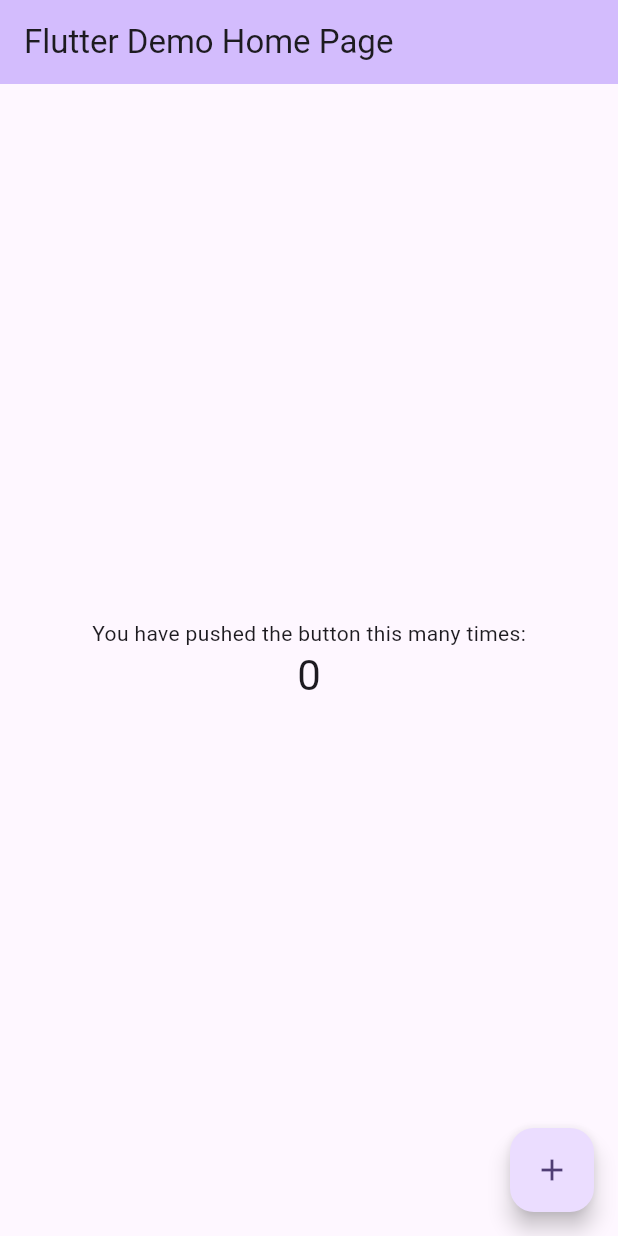
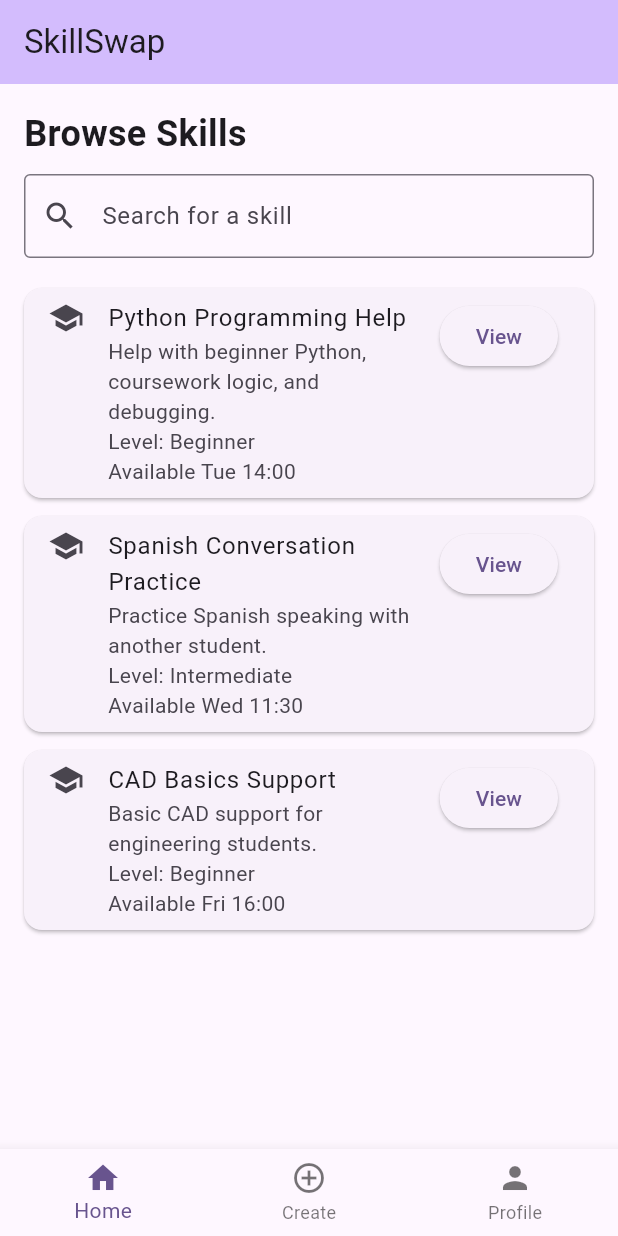
Before and after one commit to ririshar/SkillSwap, a Flutter app: the screen it shows after launch, on a phone screen of 412 x 824 dp. Run offline on Flutter 3.47's test engine with Material 3 defaults, Android fonts, the phone set to English and light mode, and no system bars.

Commit message:
Update main.dart

```diff
--- a/frontend/skill_swap_app/lib/main.dart
+++ b/frontend/skill_swap_app/lib/main.dart
@@ -7,45 +7,22 @@ void main() {
 class MyApp extends StatelessWidget {
   const MyApp({super.key});
 
-  // This widget is the root of your application.
   @override
   Widget build(BuildContext context) {
     return MaterialApp(
-      title: 'Flutter Demo',
+      debugShowCheckedModeBanner: false,
+      title: 'SkillSwap',
       theme: ThemeData(
-        // This is the theme of your application.
-        //
-        // TRY THIS: Try running your application with "flutter run". You'll see
-        // the application has a purple toolbar. Then, without quitting the app,
-        // try changing the seedColor in the colorScheme below to Colors.green
-        // and then invoke "hot reload" (save your changes or press the "hot
-        // reload" button in a Flutter-supported IDE, or press "r" if you used
-        // the command line to start the app).
-        //
-        // Notice that the counter didn't reset back to zero; the application
-        // state is not lost during the reload. To reset the state, use hot
-        // restart instead.
-        //
-        // This works for code too, not just values: Most code changes can be
-        // tested with just a hot reload.
         colorScheme: ColorScheme.fromSeed(seedColor: Colors.deepPurple),
+        useMaterial3: true,
       ),
-      home: const MyHomePage(title: 'Flutter Demo Home Page'),
+      home: const MyHomePage(title: 'SkillSwap'),
     );
   }
 }
 
 class MyHomePage extends StatefulWidget {
   const MyHomePage({super.key, required this.title});
-
-  // This widget is the home page of your application. It is stateful, meaning
-  // that it has a State object (defined below) that contains fields that affect
-  // how it looks.
-
-  // This class is the configuration for the state. It holds the values (in this
-  // case the title) provided by the parent (in this case the App widget) and
-  // used by the build method of the State. Fields in a Widget subclass are
-  // always marked "final".
 
   final String title;
 
@@ -54,69 +31,244 @@ class MyHomePage extends StatefulWidget {
 }
 
 class _MyHomePageState extends State<MyHomePage> {
-  int _counter = 0;
+  int selectedIndex = 0;
 
-  void _incrementCounter() {
+  final List<String> skillTitles = [
+    'Python Programming Help',
+    'Spanish Conversation Practice',
+    'CAD Basics Support',
+  ];
+
+  final List<String> skillDescriptions = [
+    'Help with beginner Python, coursework logic, and debugging.',
+    'Practice Spanish speaking with another student.',
+    'Basic CAD support for engineering students.',
+  ];
+
+  final List<String> skillLevels = [
+    'Beginner',
+    'Intermediate',
+    'Beginner',
+  ];
+
+  final List<String> skillTimes = [
+    'Available Tue 14:00',
+    'Available Wed 11:30',
+    'Available Fri 16:00',
+  ];
+
+  void changePage(int index) {
     setState(() {
-      // This call to setState tells the Flutter framework that something has
-      // changed in this State, which causes it to rerun the build method below
-      // so that the display can reflect the updated values. If we changed
-      // _counter without calling setState(), then the build method would not be
-      // called again, and so nothing would appear to happen.
-      _counter++;
+      selectedIndex = index;
     });
   }
 
   @override
   Widget build(BuildContext context) {
-    // This method is rerun every time setState is called, for instance as done
-    // by the _incrementCounter method above.
-    //
-    // The Flutter framework has been optimized to make rerunning build methods
-    // fast, so that you can just rebuild anything that needs updating rather
-    // than having to individually change instances of widgets.
     return Scaffold(
       appBar: AppBar(
-        // TRY THIS: Try changing the color here to a specific color (to
-        // Colors.amber, perhaps?) and trigger a hot reload to see the AppBar
-        // change color while the other colors stay the same.
         backgroundColor: Theme.of(context).colorScheme.inversePrimary,
-        // Here we take the value from the MyHomePage object that was created by
-        // the App.build method, and use it to set our appbar title.
         title: Text(widget.title),
       ),
-      body: Center(
-        // Center is a layout widget. It takes a single child and positions it
-        // in the middle of the parent.
-        child: Column(
-          // Column is also a layout widget. It takes a list of children and
-          // arranges them vertically. By default, it sizes itself to fit its
-          // children horizontally, and tries to be as tall as its parent.
-          //
-          // Column has various properties to control how it sizes itself and
-          // how it positions its children. Here we use mainAxisAlignment to
-          // center the children vertically; the main axis here is the vertical
-          // axis because Columns are vertical (the cross axis would be
-          // horizontal).
-          //
-          // TRY THIS: Invoke "debug painting" (choose the "Toggle Debug Paint"
-          // action in the IDE, or press "p" in the console), to see the
-          // wireframe for each widget.
-          mainAxisAlignment: MainAxisAlignment.center,
-          children: <Widget>[
-            const Text('You have pushed the button this many times:'),
-            Text(
-              '$_counter',
-              style: Theme.of(context).textTheme.headlineMedium,
+      body: getCurrentPage(),
+      bottomNavigationBar: BottomNavigationBar(
+        currentIndex: selectedIndex,
+        onTap: changePage,
+        items: const [
+          BottomNavigationBarItem(
+            icon: Icon(Icons.home),
+            label: 'Home',
+          ),
+          BottomNavigationBarItem(
+            icon: Icon(Icons.add_circle_outline),
+            label: 'Create',
+          ),
+          BottomNavigationBarItem(
+            icon: Icon(Icons.person),
+            label: 'Profile',
+          ),
+        ],
+      ),
+    );
+  }
+
+  Widget getCurrentPage() {
+    if (selectedIndex == 0) {
+      return buildHomePage();
+    } else if (selectedIndex == 1) {
+      return buildCreateListingPage();
+    } else {
+      return buildProfilePage();
+    }
+  }
+
+  Widget buildHomePage() {
+    return ListView(
+      padding: const EdgeInsets.all(16),
+      children: [
+        const Text(
+          'Browse Skills',
+          style: TextStyle(fontSize: 24, fontWeight: FontWeight.bold),
+        ),
+        const SizedBox(height: 10),
+        const TextField(
+          decoration: InputDecoration(
+            labelText: 'Search for a skill',
+            border: OutlineInputBorder(),
+            prefixIcon: Icon(Icons.search),
+          ),
+        ),
+        const SizedBox(height: 20),
+        for (int i = 0; i < skillTitles.length; i++)
+          Card(
+            margin: const EdgeInsets.only(bottom: 12),
+            child: ListTile(
+              leading: const Icon(Icons.school),
+              title: Text(skillTitles[i]),
+              subtitle: Text(
+                '${skillDescriptions[i]}\nLevel: ${skillLevels[i]}\n${skillTimes[i]}',
+              ),
+              isThreeLine: true,
+              trailing: ElevatedButton(
+                onPressed: () {
+                  showSkillDetails(skillTitles[i]);
+                },
+                child: const Text('View'),
+              ),
+            ),
+          ),
+      ],
+    );
+  }
+
+  Widget buildCreateListingPage() {
+    return Padding(
+      padding: const EdgeInsets.all(16),
+      child: ListView(
+        children: [
+          const Text(
+            'Create Skill Listing',
+            style: TextStyle(fontSize: 24, fontWeight: FontWeight.bold),
+          ),
+          const SizedBox(height: 20),
+          const TextField(
+            decoration: InputDecoration(
+              labelText: 'Skill title',
+              border: OutlineInputBorder(),
+            ),
+          ),
+          const SizedBox(height: 12),
+          const TextField(
+            decoration: InputDecoration(
+              labelText: 'Description',
+              border: OutlineInputBorder(),
+            ),
+            maxLines: 3,
+          ),
+          const SizedBox(height: 12),
+          const TextField(
+            decoration: InputDecoration(
+              labelText: 'Tags, e.g. Coding, Python',
+              border: OutlineInputBorder(),
+            ),
+          ),
+          const SizedBox(height: 12),
+          const TextField(
+            decoration: InputDecoration(
+              labelText: 'Availability, e.g. Tuesday 14:00',
+              border: OutlineInputBorder(),
+            ),
+          ),
+          const SizedBox(height: 20),
+          ElevatedButton(
+            onPressed: () {
+              ScaffoldMessenger.of(context).showSnackBar(
+                const SnackBar(content: Text('Listing created')),
+              );
+            },
+            child: const Text('Create Listing'),
+          ),
+        ],
+      ),
+    );
+  }
+
+  Widget buildProfilePage() {
+    return Padding(
+      padding: const EdgeInsets.all(16),
+      child: ListView(
+        children: [
+          const Text(
+            'Profile',
+            style: TextStyle(fontSize: 24, fontWeight: FontWeight.bold),
+          ),
+          const SizedBox(height: 20),
+          const CircleAvatar(
+            radius: 40,
+            child: Icon(Icons.person, size: 40),
+          ),
+          const SizedBox(height: 20),
+          const Text(
+            'Name: Student User',
+            style: TextStyle(fontSize: 18),
+          ),
+          const Text(
+            'University: University of Portsmouth',
+            style: TextStyle(fontSize: 18),
+          ),
+          const SizedBox(height: 20),
+          SwitchListTile(
+            title: const Text('Hide surname'),
+            value: true,
+            onChanged: (value) {},
+          ),
+          SwitchListTile(
+            title: const Text('Show course'),
+            value: false,
+            onChanged: (value) {},
+          ),
+          const SizedBox(height: 20),
+          ElevatedButton(
+            onPressed: () {},
+            child: const Text('Export My Data'),
+          ),
+          ElevatedButton(
+            onPressed: () {},
+            child: const Text('Delete Account'),
+          ),
+        ],
+      ),
+    );
+  }
+
+  void showSkillDetails(String title) {
+    showDialog(
+      context: context,
+      builder: (context) {
+        return AlertDialog(
+          title: Text(title),
+          content: const Text(
+            'This is where the user can request a lesson, chat, report, or block another user.',
+          ),
+          actions: [
+            TextButton(
+              onPressed: () {
+                Navigator.pop(context);
+              },
+              child: const Text('Close'),
+            ),
+            ElevatedButton(
+              onPressed: () {
+                Navigator.pop(context);
+                ScaffoldMessenger.of(context).showSnackBar(
+                  const SnackBar(content: Text('Lesson request sent')),
+                );
+              },
+              child: const Text('Request Lesson'),
             ),
           ],
-        ),
-      ),
-      floatingActionButton: FloatingActionButton(
-        onPressed: _incrementCounter,
-        tooltip: 'Increment',
-        child: const Icon(Icons.add),
-      ), // This trailing comma makes auto-formatting nicer for build methods.
+        );
+      },
     );
   }
 }
```
